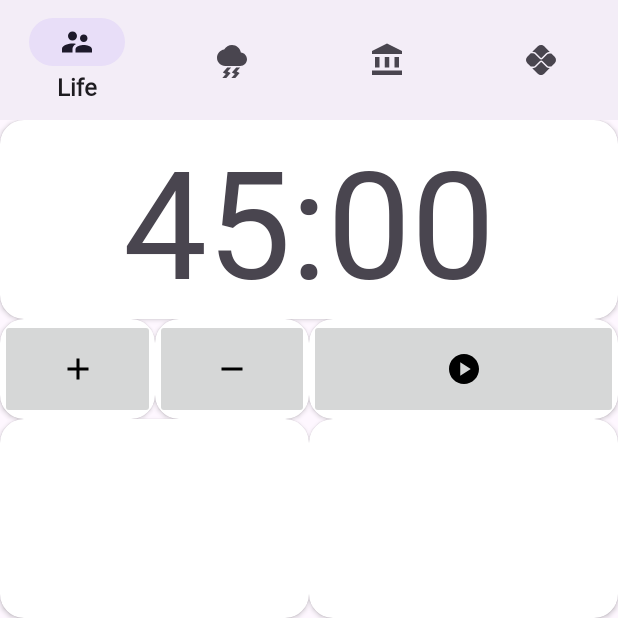
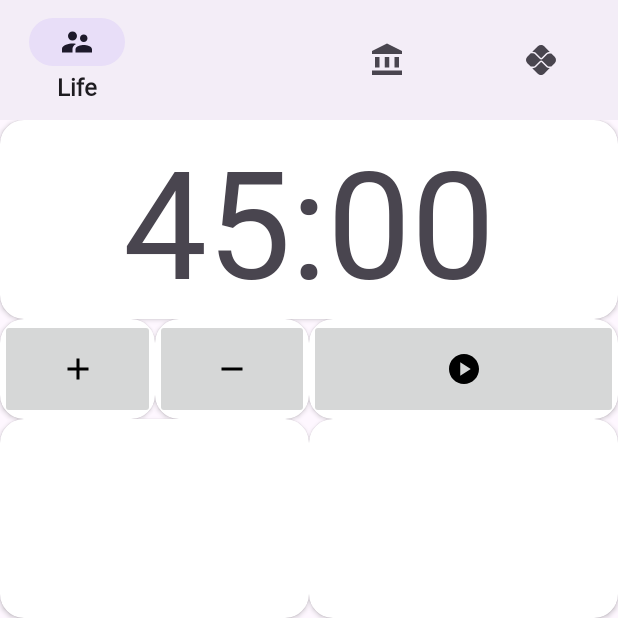
Before and after one commit to JoseJimenezGonzalez/MagicCraft_App, an Android app: the ToolsFragment screen opened through its navigation route, on a phone screen of 412 x 824 dp, the top half of it. Run offline under Robolectric (Android 15) with nearby library versions, the phone set to English and light mode, and no system bars; our stand-ins replace navigation-ui.

Commit message:
commit font

```diff
--- a/app/src/main/res/layout/fragment_search_cards.xml
+++ b/app/src/main/res/layout/fragment_search_cards.xml
@@ -5,7 +5,7 @@
     android:layout_height="match_parent"
     xmlns:app="http://schemas.android.com/apk/res-auto"
     tools:context=".SearchCardsFragment"
-    android:background="@color/material_dynamic_neutral90">
+    android:background="@color/primary">
 
     <TextView
         android:id="@+id/tvSearchCards"
--- a/app/src/main/res/menu/tools_menu.xml
+++ b/app/src/main/res/menu/tools_menu.xml
@@ -9,8 +9,7 @@
     </item>
     <item
         android:id="@+id/stormCountFragment"
-        android:title="Storm"
-        android:icon="@drawable/ic_storm">
+        android:title="Storm">
     </item>
     <item
         android:id="@+id/tournamentFragment"
```
Also changed, not shown: app/src/main/res/values/colors.xml (+10 -0 lines).
